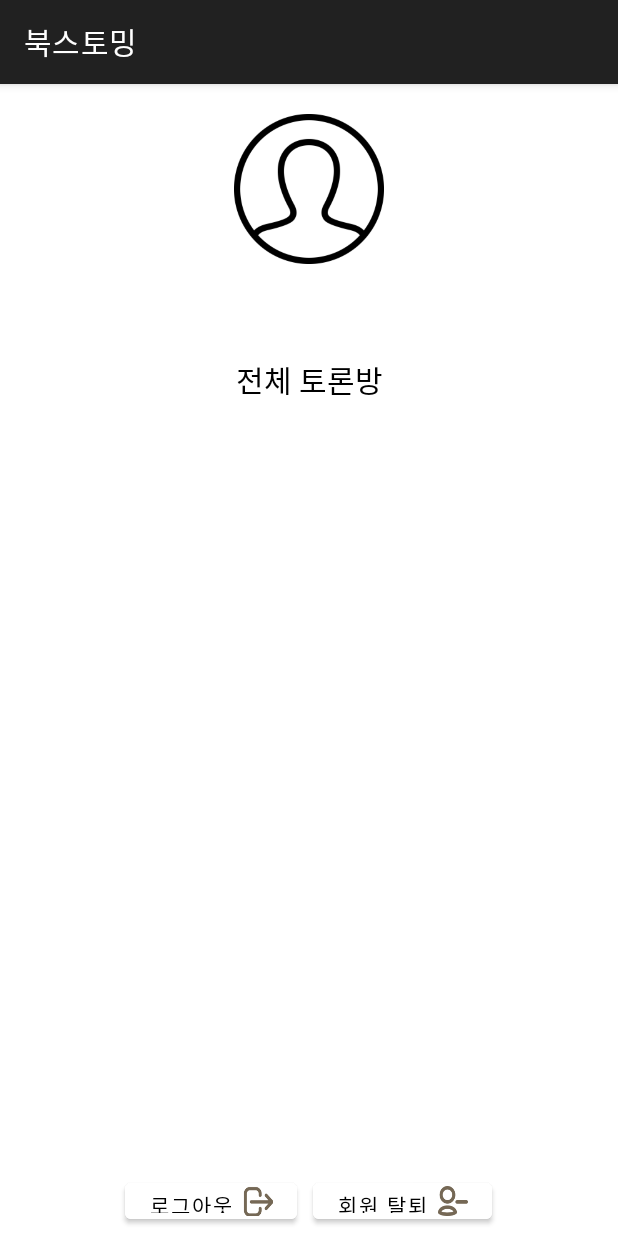
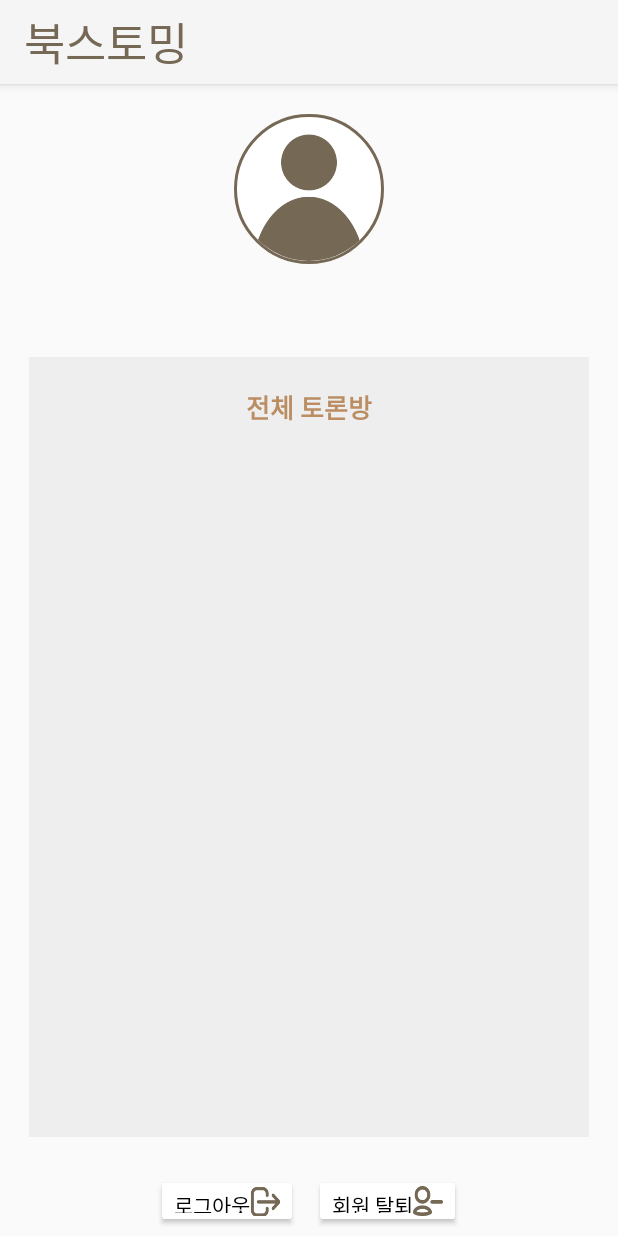
Before and after one commit to hyunse21/bookstorming, an Android app: the GalleryActivity screen opened directly, with no data from a screen before it, on a phone screen of 412 x 824 dp. Run offline under Robolectric (Android 15) with nearby library versions, the phone set to English and light mode, and no system bars; our stand-ins replace CircleImageView, Firebase (no records; nobody signed in at launch, a user with empty details on screens opened directly), Volley; network calls fail; pictures from the network do not load.

Commit message:
타이틀바 수정 -지윤

```diff
--- a/app/build.gradle
+++ b/app/build.gradle
@@ -44,4 +44,5 @@ dependencies {
     implementation 'androidx.appcompat:appcompat:1.4.0'
     implementation 'com.google.android.material:material:1.4.0'
     implementation 'androidx.constraintlayout:constraintlayout:2.1.2'
+    implementation 'de.hdodenhof:circleimageview:3.1.0' //Circle ImageView
 }
--- a/app/src/main/java/edu/sungshin/bookstorming/TabHostActivity.java
+++ b/app/src/main/java/edu/sungshin/bookstorming/TabHostActivity.java
@@ -35,7 +35,7 @@ public class TabHostActivity extends TabActivity {
 //탭에서 액티비티를 사용할 수 있도록 인텐트 생성
         intent = new Intent().setClass(this, MainActivity.class);
         spec = tabHost.newTabSpec("Study"); // 객체를 생성
-        spec.setIndicator("책리스트"); //탭의 이름 설정
+        spec.setIndicator("책 검색"); //탭의 이름 설정
         spec.setContent(intent);
         tabHost.addTab(spec);
 
@@ -44,7 +44,7 @@ public class TabHostActivity extends TabActivity {
 //탭에서 액티비티를 사용할 수 있도록 인텐트 생성
         intent = new Intent().setClass(this, StartActivity.class);
         spec = tabHost.newTabSpec("Time"); // 객체를 생성
-        spec.setIndicator("채팅"); //탭의 이름 설정
+        spec.setIndicator("중고서점"); //탭의 이름 설정
         spec.setContent(intent);
         tabHost.addTab(spec);
 
@@ -54,7 +54,7 @@ public class TabHostActivity extends TabActivity {
 //탭에서 액티비티를 사용할 수 있도록 인텐트 생성
         intent = new Intent().setClass(this, GalleryActivity.class);
         spec = tabHost.newTabSpec("Together_home"); // 객체를 생성
-        spec.setIndicator("나의책방"); //탭의 이름 설정
+        spec.setIndicator("나의 책방"); //탭의 이름 설정
         spec.setContent(intent);
         tabHost.addTab(spec);
 
--- a/app/src/main/res/layout/activity_chat.xml
+++ b/app/src/main/res/layout/activity_chat.xml
@@ -36,8 +36,7 @@
                 android:id="@+id/chat_edit"
                 android:layout_width="wrap_content"
                 android:layout_height="wrap_content"
-                android:layout_weight="1"
-                android:backgroundTint="#756855"/>
+                android:layout_weight="1"/>
 
             <android.widget.Button
                 android:id="@+id/chat_sent"
@@ -46,6 +45,7 @@
                 android:layout_marginLeft="10dp"
                 android:text="전송"
                 android:textSize="16dp"
+                android:textStyle="bold"
                 android:textColor="#fff"
                 android:backgroundTint="#756855"
                 android:background="@drawable/rounded"/>
--- a/app/src/main/res/layout/activity_dialog.xml
+++ b/app/src/main/res/layout/activity_dialog.xml
@@ -15,8 +15,7 @@
         android:textSize="20dp"
         android:gravity="center"
         android:text="종료하시겠습니까?"
-        android:textColor="#000000"
-        />
+        android:textColor="#000"/>
     <LinearLayout
         android:layout_width="wrap_content"
         android:layout_height="wrap_content"
--- a/app/src/main/res/layout/activity_gallery.xml
+++ b/app/src/main/res/layout/activity_gallery.xml
@@ -12,16 +12,21 @@
         android:layout_height="wrap_content"
         android:orientation="vertical"
         >
-        <ImageView
+        <de.hdodenhof.circleimageview.CircleImageView
             android:id="@+id/ivProfile"
             android:layout_width="100dp"
             android:layout_height="100dp"
             android:layout_marginTop="20dp"
+            android:layout_gravity="center"
+            android:background="@android:color/transparent"
+            app:civ_border_overlay="true"
+            app:civ_border_width="2dp"
+            app:civ_border_color="#756855"
             android:src="@drawable/profile"
-            android:background="@drawable/rounded"
             app:layout_constraintEnd_toEndOf="parent"
             app:layout_constraintStart_toStartOf="parent"
-            app:layout_constraintTop_toTopOf="parent" />
+            app:layout_constraintTop_toTopOf="parent"
+            />
 
         <TextView
             android:layout_gravity="center"
@@ -29,7 +34,6 @@
             android:layout_width="wrap_content"
             android:layout_height="wrap_content"
             android:layout_marginTop="15dp"
-            android:textColor="@color/black"
             android:textSize="20sp"
             app:layout_constraintEnd_toEndOf="parent"
             app:layout_constraintStart_toStartOf="parent"
@@ -42,14 +46,18 @@
         android:layout_weight="36"
         android:layout_width="match_parent"
         android:layout_height="match_parent"
-        android:orientation="vertical">
+        android:orientation="vertical"
+        android:background="#eee">
         <TextView
             android:layout_width="match_parent"
             android:layout_height="wrap_content"
-            android:textSize="20dp"
+            android:layout_marginTop="20dp"
+            android:layout_marginBottom="20dp"
+            android:textSize="17dp"
+            android:textStyle="bold"
             android:text="전체 토론방"
-            android:layout_marginBottom="20dp"
-            android:gravity="center"/>
+            android:gravity="center"
+            android:textColor="#BA8D63"/>
 
         <ListView
             android:id="@+id/chat_list"
--- a/app/src/main/res/layout/activity_login.xml
+++ b/app/src/main/res/layout/activity_login.xml
@@ -5,7 +5,6 @@
     xmlns:tools="http://schemas.android.com/tools"
     android:layout_width="match_parent"
     android:layout_height="match_parent">
-    <!--    tools:context="bookstorming.cookandroid.template.LoginActivity"-->
 
     <ImageView
         android:layout_width="100dp"
@@ -33,8 +32,6 @@
         app:layout_constraintEnd_toEndOf="parent"
         app:layout_constraintStart_toStartOf="parent"
         app:layout_constraintTop_toTopOf="parent"
-        android:textColorHint="#3f6149"
-        android:backgroundTint="#3f6149"
         android:textSize="18dp"/>
 
     <EditText
@@ -52,8 +49,6 @@
         app:layout_constraintEnd_toEndOf="@+id/et_id"
         app:layout_constraintStart_toStartOf="@+id/et_id"
         app:layout_constraintTop_toBottomOf="@+id/et_id"
-        android:textColorHint="#3f6149"
-        android:backgroundTint="#3f6149"
         android:textSize="18dp"/>
 
     <android.widget.Button
--- a/app/src/main/res/values/themes.xml
+++ b/app/src/main/res/values/themes.xml
@@ -1,17 +1,21 @@
 <resources xmlns:tools="http://schemas.android.com/tools">
     <!-- Base application theme. -->
-    <style name="Theme.Bookstorming" parent="Theme.MaterialComponents.DayNight.DarkActionBar">
+    <style name="Theme.Bookstorming" parent="Theme.AppCompat.Light">
         <!-- Primary brand color. -->
-        <item name="colorPrimaryVariant">@color/purple_700</item>
-        <item name="colorOnPrimary">@color/white</item>
+        <item name="colorPrimaryVariant">#756855</item>
+        <item name="colorOnPrimary">#756855</item>
         <!-- Secondary brand color. -->
-        <item name="colorSecondary">@color/teal_200</item>
-        <item name="colorSecondaryVariant">@color/teal_700</item>
-        <item name="colorOnSecondary">@color/black</item>
+        <item name="colorSecondary">#D9BA83</item>
+        <item name="colorSecondaryVariant">#BA8D63</item>
+        <item name="colorOnSecondary">#433D33</item>
         <!-- Status bar color. -->
         <item name="android:statusBarColor" tools:targetApi="l">?attr/colorPrimaryVariant</item>
         <!-- Customize your theme here. -->
-        <item name="android:textColor">#000000</item>
+        <item name="android:textColor">#433D33</item>
     </style>
-
+    <style name="TextAppearance.AppCompat.Widget.ActionBar.Title" parent="@android:style/TextAppearance">
+        <item name="android:fontFamily">@font/dongle</item>
+        <item name="android:textSize">30dp</item>
+        <item name="android:textColor">#756855</item>
+    </style>
 </resources>
```
Also changed, not shown: app/src/main/res/drawable-v24/logo2.png (added), app/src/main/res/drawable-v24/profile.png.
